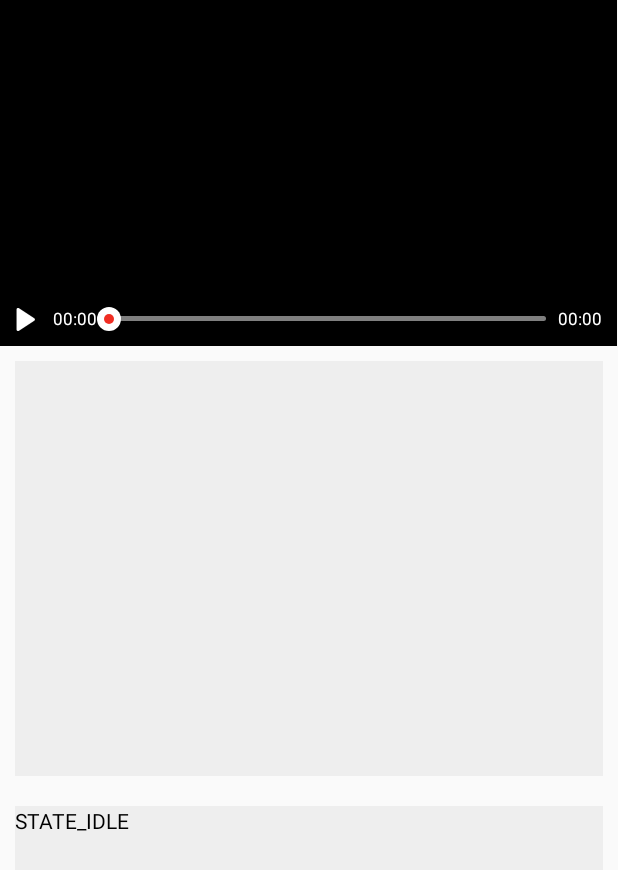
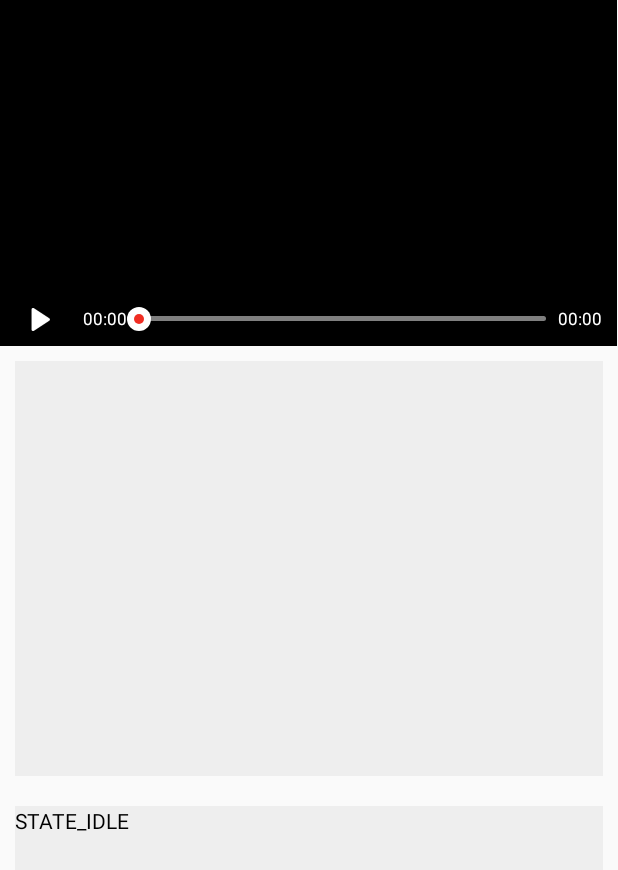
Before and after one commit to Reone/Mrthumb, an Android app: the screen it shows after launch (SimpleActivity), on a phone screen of 412 x 824 dp. Shown: the top 870 px of the screen. Run offline under Robolectric (Android 15) with nearby library versions, the phone set to English and light mode, and no system bars; our stand-ins replace ButterKnife; libraries missing offline, so code that uses them is left out: tv.danmaku.ijk; 2 statements that could not run were skipped.

Commit message:
修改播放按钮触摸区域

```diff
--- a/simple/src/main/res/layout/activity_simple.xml
+++ b/simple/src/main/res/layout/activity_simple.xml
@@ -96,20 +96,18 @@
             android:gravity="center"
             android:orientation="horizontal"
             android:paddingBottom="3dp"
-            android:paddingLeft="10dp"
             android:paddingRight="10dp">
             <!-- 播放暂停 -->
             <FrameLayout
-                android:layout_width="15dp"
-                android:layout_height="15dp"
-                android:layout_marginRight="10dp">
+                android:layout_width="55dp"
+                android:layout_height="15dp">
 
                 <android.support.v7.widget.AppCompatImageView
                     android:id="@+id/btn_play"
                     android:layout_width="match_parent"
                     android:layout_height="match_parent"
                     android:layout_gravity="center"
-                    android:scaleType="centerCrop"
+                    android:scaleType="centerInside"
                     android:src="@drawable/icon_play" />
 
                 <android.support.v7.widget.AppCompatImageView
@@ -117,7 +115,7 @@
                     android:layout_width="match_parent"
                     android:layout_height="match_parent"
                     android:layout_gravity="center"
-                    android:scaleType="centerCrop"
+                    android:scaleType="centerInside"
                     android:src="@drawable/icon_pause"
                     android:visibility="gone" />
             </FrameLayout>
```
